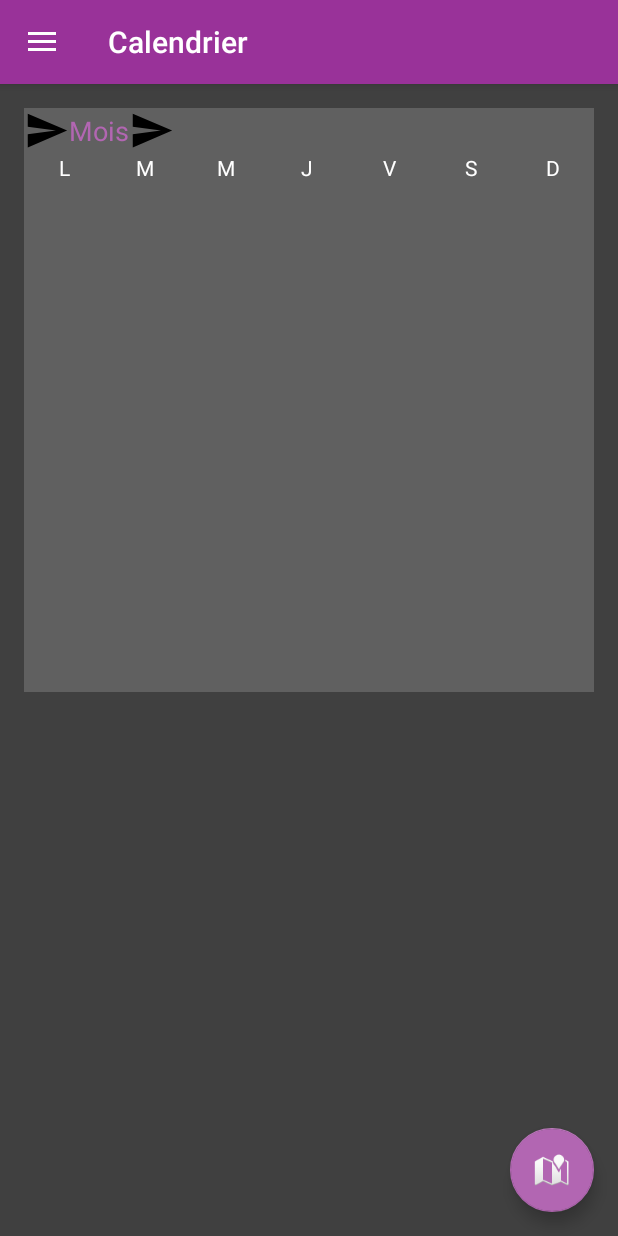
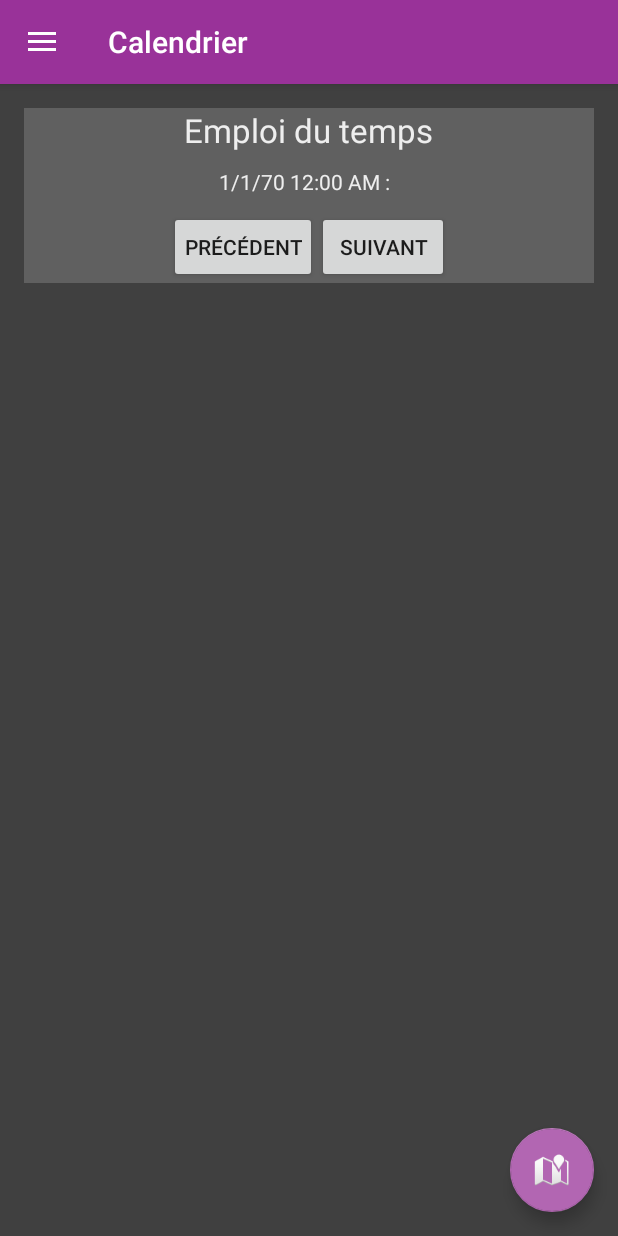
Before and after one commit to ujm-projet-l3info/Groupe4, an Android app: the screen it shows after launch (CalendrierActivity), after a tap on "Calendrier", on a phone screen of 412 x 824 dp. Run offline under Robolectric (Android 15) with nearby library versions, the phone set to English and light mode, and no system bars; 2 statements that could not run were skipped; 1 other tap on this screen came first.

Commit message:
ajout calendrier ok

```diff
--- a/projet2/app/src/main/AndroidManifest.xml
+++ b/projet2/app/src/main/AndroidManifest.xml
@@ -14,6 +14,8 @@
     <uses-permission android:name="android.permission.ACCESS_NETWORK_STATE" />
     <uses-permission android:name="android.permission.WRITE_EXTERNAL_STORAGE" />
     <uses-permission android:name="com.google.android.providers.gsf.permission.READ_GSERVICES" />
+    <uses-permission android:name="android.permission.READ_CALENDAR" />
+    <uses-permission android:name="android.permission.WRITE_CALENDAR" />
 
     <application
         android:allowBackup="true"
@@ -55,7 +57,7 @@
         <activity
             android:name=".CalendrierActivity"
             android:label="@string/title_activity_calendrier"
-            android:theme="@style/AppTheme.NoActionBar"></activity>
+            android:theme="@style/AppTheme.NoActionBar" />
     </application>
 
 </manifest>
--- a/projet2/app/src/main/java/com/example/jules/projet2/CalendrierActivity.java
+++ b/projet2/app/src/main/java/com/example/jules/projet2/CalendrierActivity.java
@@ -1,9 +1,16 @@
 package com.example.jules.projet2;
 
+import android.content.ContentResolver;
+import android.content.ContentValues;
+import android.content.Context;
 import android.content.Intent;
+import android.database.Cursor;
+import android.net.Uri;
 import android.os.Bundle;
+import android.provider.CalendarContract;
 import android.support.design.widget.FloatingActionButton;
 import android.support.design.widget.Snackbar;
+import android.text.format.DateFormat;
 import android.view.View;
 import android.support.design.widget.NavigationView;
 import android.support.v4.view.GravityCompat;
@@ -13,9 +20,21 @@ import android.support.v7.app.AppCompatActivity;
 import android.support.v7.widget.Toolbar;
 import android.view.Menu;
 import android.view.MenuItem;
+import android.widget.Button;
+import android.widget.TextView;
+
+import java.text.Format;
 
 public class CalendrierActivity extends AppCompatActivity
-        implements NavigationView.OnNavigationItemSelectedListener {
+        implements NavigationView.OnNavigationItemSelectedListener, View.OnClickListener {
+
+    private Cursor mCursor = null;
+    private static final String[] COLS = new String[]
+            {
+                    CalendarContract.Events.TITLE,
+                    CalendarContract.Events.DTSTART,
+                    CalendarContract.Events.EVENT_LOCATION
+            };
 
     @Override
     protected void onCreate(Bundle savedInstanceState) {
@@ -43,6 +62,51 @@ public class CalendrierActivity extends AppCompatActivity
 
         NavigationView navigationView = (NavigationView) findViewById(R.id.nav_view);
         navigationView.setNavigationItemSelectedListener(this);
+
+        /* Calendrier */
+
+        mCursor = getContentResolver().query(
+                CalendarContract.Events.CONTENT_URI, COLS, null, null, null);
+        mCursor.moveToNext();
+
+        Button b = (Button)findViewById(R.id.next);
+        b.setOnClickListener(this);
+
+        b = (Button)findViewById(R.id.previous);
+        b.setOnClickListener(this);
+
+        onClick(findViewById(R.id.previous));
+    }
+
+
+    public void onClick(View v) {
+        TextView tv = (TextView)findViewById(R.id.data);
+
+        String title = "";
+        String salle = "";
+        Long start = 0L;
+
+        switch(v.getId()) {
+            case R.id.next:
+                if(!mCursor.isLast()) mCursor.moveToNext();
+                break;
+            case R.id.previous:
+                if(!mCursor.isFirst()) mCursor.moveToPrevious();
+                break;
+        }
+
+        Format df = DateFormat.getDateFormat(this);
+        Format tf = DateFormat.getTimeFormat(this);
+
+        try {
+            title = mCursor.getString(0);
+            salle = mCursor.getString(2);
+            start = mCursor.getLong(1);
+        } catch (Exception e) {
+        }
+
+        //tv.setText(title+" on "+df.format(start)+" at "+tf.format(start));
+        tv.setText(df.format(start) + " " + tf.format(start) + " : " + title + " " + salle);
     }
 
     @Override
--- a/projet2/app/src/main/res/layout/content_calendrier.xml
+++ b/projet2/app/src/main/res/layout/content_calendrier.xml
@@ -14,6 +14,53 @@
     tools:showIn="@layout/app_bar_calendrier">
 
     <LinearLayout
+        android:orientation="vertical"
+        android:layout_width="match_parent"
+        android:layout_height="wrap_content"
+        android:background="@color/colorBackgroundCalendar">
+
+        <TextView
+            android:layout_width="wrap_content"
+            android:layout_height="wrap_content"
+            android:textAppearance="?android:attr/textAppearanceLarge"
+            android:text="Emploi du temps"
+            android:id="@+id/edt"
+            android:layout_gravity="center_horizontal"
+            android:textColor="@color/colorText"/>
+
+        <TextView
+            android:id="@+id/data"
+            android:layout_width="fill_parent"
+            android:layout_height="wrap_content"
+            android:gravity="center"
+            android:padding="10dip"
+            android:textColor="@color/colorText"/>
+
+        <LinearLayout
+            android:layout_width="fill_parent"
+            android:layout_height="wrap_content"
+            android:orientation="horizontal"
+            android:gravity="center" >
+
+            <Button
+                android:layout_width="wrap_content"
+                android:layout_height="wrap_content"
+                android:id="@+id/previous"
+                android:text="Précédent"
+                android:padding="10dip"/>
+
+            <Button
+                android:layout_width="wrap_content"
+                android:layout_height="wrap_content"
+                android:id="@+id/next"
+                android:text="Suivant"
+                android:padding="10dip"/>
+
+        </LinearLayout>
+
+    </LinearLayout>
+
+    <!--<LinearLayout
         android:orientation="vertical"
         android:layout_width="match_parent"
         android:layout_height="wrap_content"
@@ -124,5 +171,5 @@
             android:layout_height="340dp"
             android:numColumns="7"/>
 
-    </LinearLayout>
+    </LinearLayout>-->
 </RelativeLayout>
```
Also changed, not shown: 10 other files.
